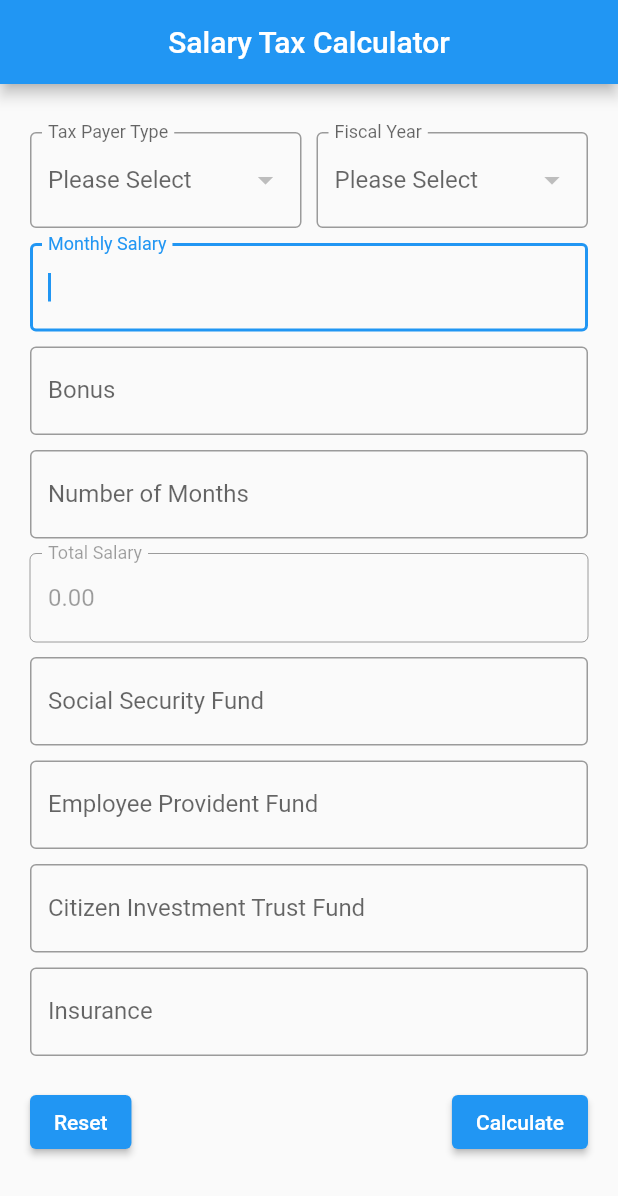
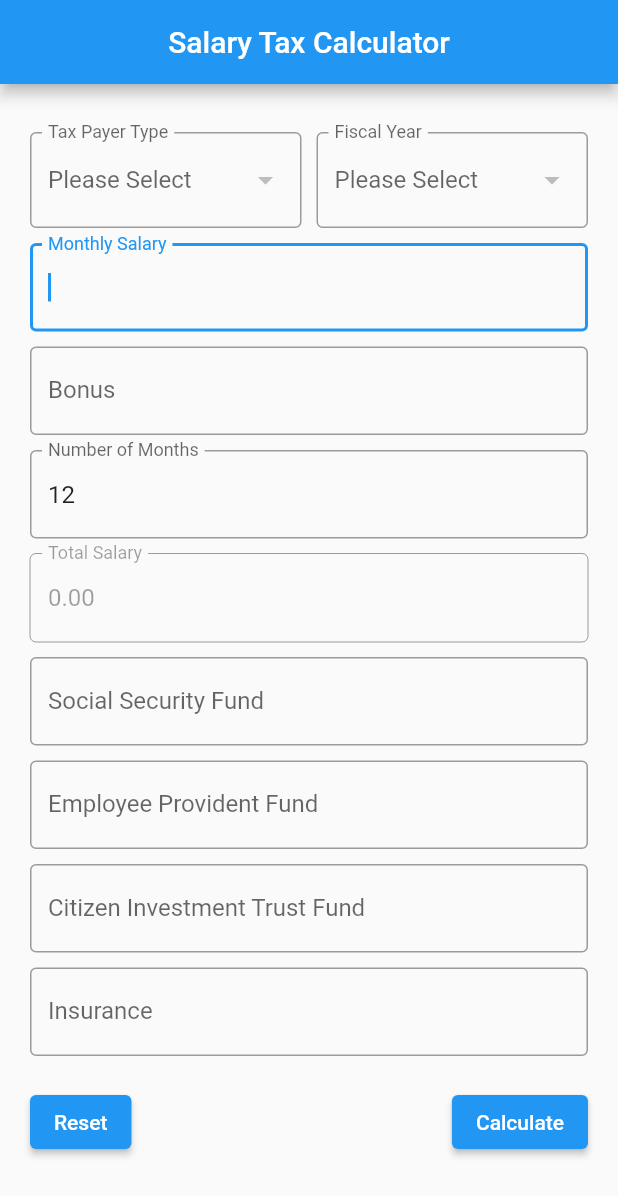
Before and after one commit to Banzai1i/salary_test, a Flutter app: the screen it shows after launch, on a phone screen of 412 x 824 dp. Shown: the top 1196 px of the screen. Run offline on Flutter 3.47's test engine with Material 2 defaults, Android fonts, the phone set to English and light mode, and no system bars; network calls fail.

Commit message:
some updates

```diff
--- a/lib/home.dart
+++ b/lib/home.dart
@@ -27,6 +27,7 @@ class _IncomeCalculatorState extends State<IncomeCalculator> {
     _fetchTaxPayerTypes();
     _getFiscalYears();
     salaryController.addListener(calculateTotalIncome);
+    monthsController.text = "12"; // set default value of Bonus
     bonusController.addListener(calculateTotalIncome);
     monthsController.addListener(calculateTotalIncome);
     totalSalController.text = totalSal.toStringAsFixed(2);
```
Also changed, not shown: lib/resultpage.dart (+8 -2 lines).
